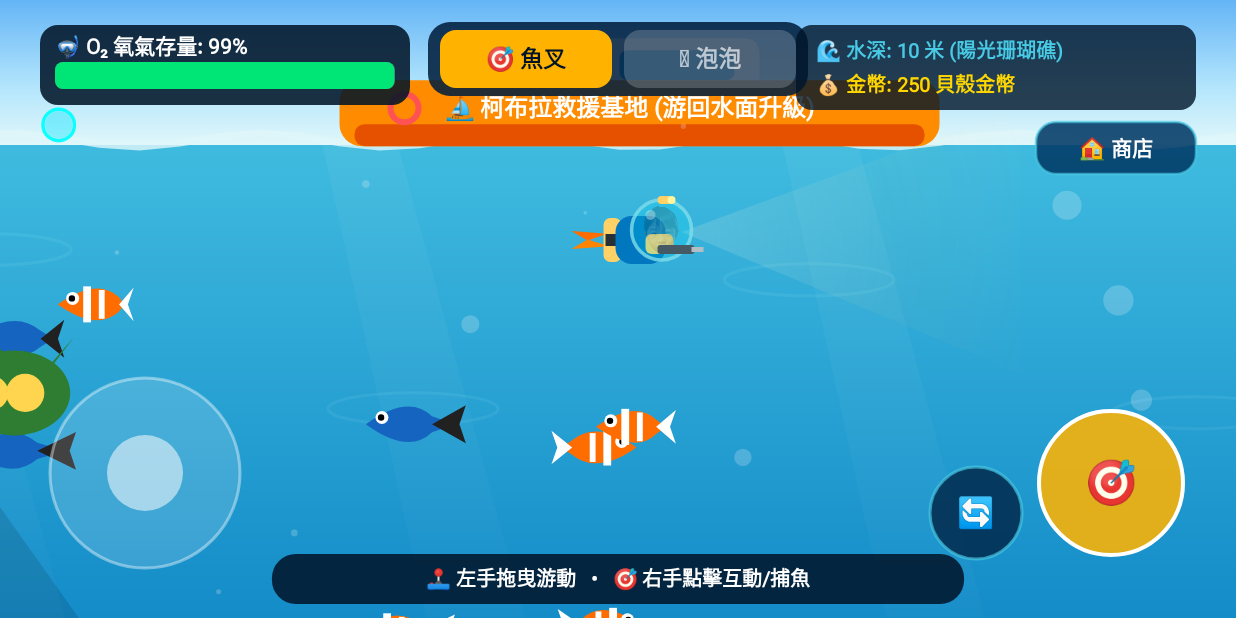
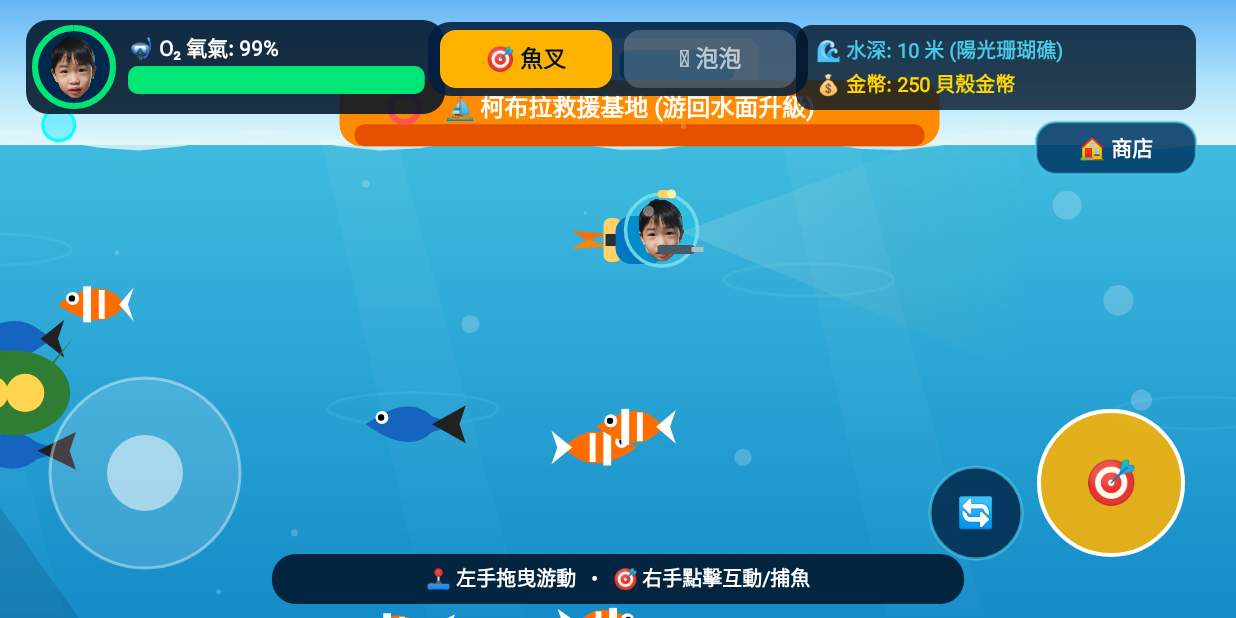
Before and after one commit to kcchen0920/kid-dive-game, an Android app: the screen it shows after launch (MainActivity), on a phone screen of 824 x 412 dp (held sideways). Run offline under Robolectric (Android 15) with nearby library versions, the phone set to English and light mode, and no system bars.

Commit message:
fix(hud): make kid diver portrait fully opaque and add O2 avatar ring

```diff
--- a/app/src/main/java/com/babyshark/tv/DiverGameView.java
+++ b/app/src/main/java/com/babyshark/tv/DiverGameView.java
@@ -42,7 +42,8 @@ public class DiverGameView extends View {
     private final Paint envPaint = new Paint(Paint.ANTI_ALIAS_FLAG);
     private final Paint abyssOverlayPaint = new Paint(Paint.ANTI_ALIAS_FLAG);
     private final Bitmap kidHeadBitmap;
-    private final RectF kidHeadRect = new RectF(-4f, -36f, 48f, 16f);
+    private final RectF kidHeadRect = new RectF(-12f, -44f, 56f, 24f);
+    private final RectF hudAvatarRect = new RectF(40f, 33f, 108f, 101f);
 
     // Player Dave Diver State
     private float diverX = 850f;
@@ -2473,26 +2474,29 @@ public class DiverGameView extends View {
 
         if (kidHeadBitmap != null) {
             // Soft helmet back glow
+            diverPaint.setStyle(Paint.Style.FILL);
             diverPaint.setColor(0x3300E5FF);
-            canvas.drawCircle(22f, -10f, 30f, diverPaint);
-
-            // Real kid portrait (no background)
+            canvas.drawCircle(22f, -10f, 36f, diverPaint);
+
+            // Real kid portrait (100% opaque!)
+            diverPaint.setColor(Color.WHITE);
+            diverPaint.setAlpha(255);
             canvas.drawBitmap(kidHeadBitmap, null, kidHeadRect, diverPaint);
 
             // Crystal-clear scuba helmet glass dome & highlight
             diverPaint.setStyle(Paint.Style.STROKE);
             diverPaint.setStrokeWidth(3.5f);
-            diverPaint.setColor(0xCC80DEEA);
-            canvas.drawCircle(22f, -10f, 30f, diverPaint);
+            diverPaint.setColor(0xDD80DEEA);
+            canvas.drawCircle(22f, -10f, 36f, diverPaint);
             diverPaint.setStyle(Paint.Style.FILL);
-            diverPaint.setColor(0x55FFFFFF);
-            canvas.drawCircle(11f, -25f, 5f, diverPaint);
+            diverPaint.setColor(0x66FFFFFF);
+            canvas.drawCircle(9f, -29f, 5.5f, diverPaint);
 
             // Mini headlamp on top of helmet
             diverPaint.setColor(0xFFFFD166);
-            canvas.drawRoundRect(18f, -44f, 32f, -36f, 4f, 4f, diverPaint);
+            canvas.drawRoundRect(18f, -50f, 32f, -42f, 4f, 4f, diverPaint);
             diverPaint.setColor(0xFFFFF59D);
-            canvas.drawCircle(32f, -40f, 4f, diverPaint);
+            canvas.drawCircle(32f, -46f, 4.5f, diverPaint);
         } else {
             diverPaint.setColor(0xFF003865);
             canvas.drawCircle(18f, -2f, 18f, diverPaint);
@@ -2594,28 +2598,49 @@ public class DiverGameView extends View {
             textPaint.setTextAlign(Paint.Align.LEFT);
         }
 
-        // Top Left: Big O2 Gauge
+        // Top Left: Big O2 Gauge with Kid Portrait & Circular O2 Ring
         hudPaint.setStyle(Paint.Style.FILL);
         hudPaint.setColor(0xDD001428);
-        canvas.drawRoundRect(40f, 25f, 410f, 105f, 18f, 18f, hudPaint);
+        canvas.drawRoundRect(26f, 20f, 445f, 114f, 22f, 22f, hudPaint);
 
         int oxColor = oxPercent > 0.5f ? 0xFF00E676 : (oxPercent > 0.25f ? 0xFFFFD166 : 0xFFFF1744);
+
+        // Circular Kid Avatar + O2 Ring
+        float avCx = 74f, avCy = 67f, avR = 39f;
+        hudPaint.setColor(0xFF00284D);
+        canvas.drawCircle(avCx, avCy, avR, hudPaint);
+        if (kidHeadBitmap != null) {
+            hudPaint.setColor(Color.WHITE);
+            hudPaint.setAlpha(255);
+            canvas.drawBitmap(kidHeadBitmap, null, hudAvatarRect, hudPaint);
+        }
+        // Background track ring
+        hudPaint.setStyle(Paint.Style.STROKE);
+        hudPaint.setStrokeWidth(6f);
         hudPaint.setColor(0x40FFFFFF);
-        canvas.drawRoundRect(55f, 62f, 395f, 89f, 8f, 8f, hudPaint);
+        canvas.drawCircle(avCx, avCy, avR, hudPaint);
+        // Active O2 sweep ring
         hudPaint.setColor(oxColor);
-        canvas.drawRoundRect(55f, 62f, 55f + 340f * oxPercent, 89f, 8f, 8f, hudPaint);
+        canvas.drawArc(avCx - avR, avCy - avR, avCx + avR, avCy + avR, -90f, 360f * oxPercent, false, hudPaint);
+        hudPaint.setStyle(Paint.Style.FILL);
+
+        // Horizontal O2 Bar beside avatar
+        hudPaint.setColor(0x40FFFFFF);
+        canvas.drawRoundRect(128f, 66f, 425f, 94f, 10f, 10f, hudPaint);
+        hudPaint.setColor(oxColor);
+        canvas.drawRoundRect(128f, 66f, 128f + 297f * oxPercent, 94f, 10f, 10f, hudPaint);
 
         textPaint.setColor(Color.WHITE);
         textPaint.setTextSize(21f);
         textPaint.setFakeBoldText(true);
         if (mountedCreature != null) {
             textPaint.setColor(0xFF00E676);
-            canvas.drawText("🏇 騎乘漫遊中 (氧氣保護中 💖)", 55f, 54f, textPaint);
+            canvas.drawText("🏇 騎乘漫遊中 💖", 128f, 56f, textPaint);
         } else if (oxPercent < 0.25f) {
             textPaint.setColor(0xFFFF5252);
-            canvas.drawText("⚠️ 氧氣低: " + (int)(oxPercent * 100) + "% (可呼叫海豚!)", 55f, 54f, textPaint);
+            canvas.drawText("⚠️ 氧氣低: " + (int)(oxPercent * 100) + "%", 128f, 56f, textPaint);
         } else {
-            canvas.drawText("🤿 O₂ 氧氣存量: " + (int)(oxPercent * 100) + "%", 55f, 54f, textPaint);
+            canvas.drawText("🤿 O₂ 氧氣: " + (int)(oxPercent * 100) + "%", 128f, 56f, textPaint);
         }
 
         // Top Center: 4-Year-Old Friendly Dual-Icon Weapon Switcher
```
